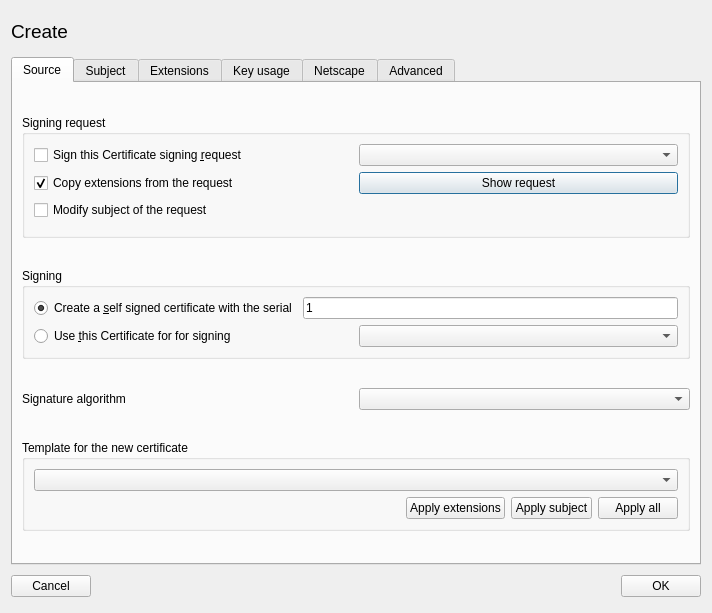
Above: ui/NewX509.ui from chris2511/xca before the change. Below: the same form after it.
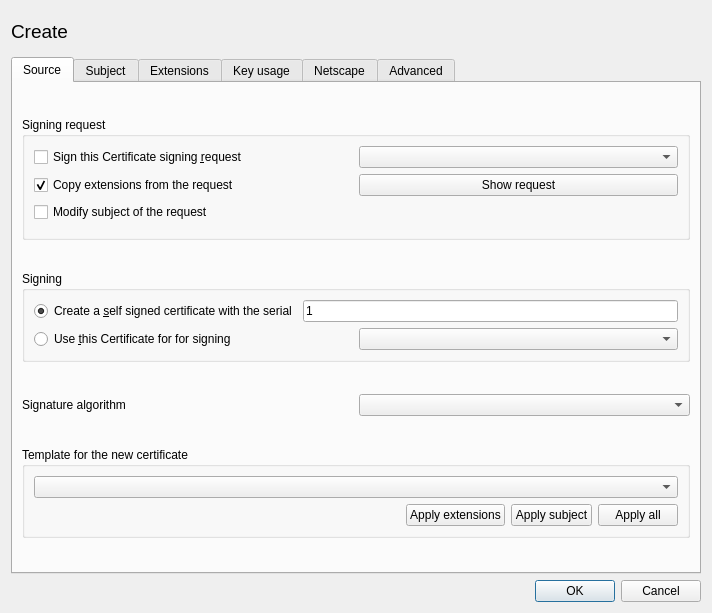
That is the form after the change. Custom widgets are drawn as their Qt base class.

What changed in the file:
```diff
--- a/ui/NewX509.ui
+++ b/ui/NewX509.ui
@@ -1483,47 +1483,11 @@
     </widget>
    </item>
    <item>
-    <layout class="QHBoxLayout" name="_5">
-     <item>
-      <widget class="QPushButton" name="cancelButton">
-       <property name="sizePolicy">
-        <sizepolicy hsizetype="Minimum" vsizetype="Fixed">
-         <horstretch>0</horstretch>
-         <verstretch>0</verstretch>
-        </sizepolicy>
-       </property>
-       <property name="text">
-        <string>Cancel</string>
-       </property>
-      </widget>
-     </item>
-     <item>
-      <spacer>
-       <property name="orientation">
-        <enum>Qt::Horizontal</enum>
-       </property>
-       <property name="sizeHint" stdset="0">
-        <size>
-         <width>311</width>
-         <height>31</height>
-        </size>
-       </property>
-      </spacer>
-     </item>
-     <item>
-      <widget class="QPushButton" name="okButton">
-       <property name="sizePolicy">
-        <sizepolicy hsizetype="Minimum" vsizetype="Fixed">
-         <horstretch>0</horstretch>
-         <verstretch>0</verstretch>
-        </sizepolicy>
-       </property>
-       <property name="text">
-        <string>OK</string>
-       </property>
-      </widget>
-     </item>
-    </layout>
+    <widget class="QDialogButtonBox" name="buttonBox">
+     <property name="standardButtons">
+      <set>QDialogButtonBox::Cancel|QDialogButtonBox::Ok</set>
+     </property>
+    </widget>
    </item>
   </layout>
  </widget>
```
Left out of the diff: 110 changed lines with no effect on the pictures.
